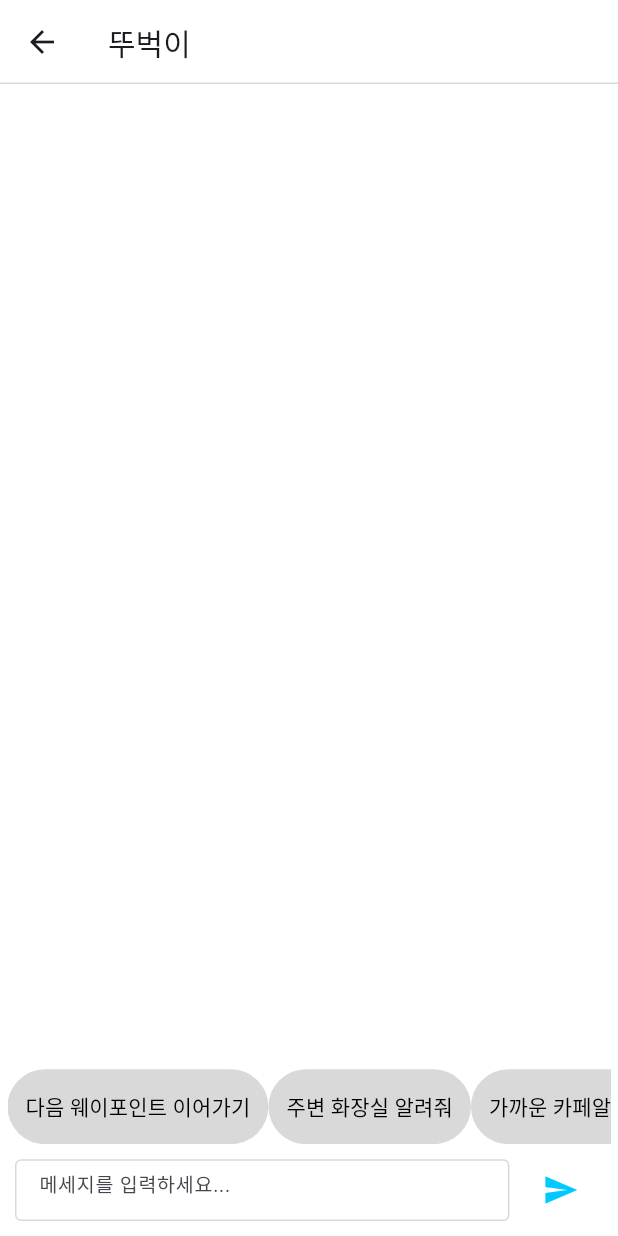
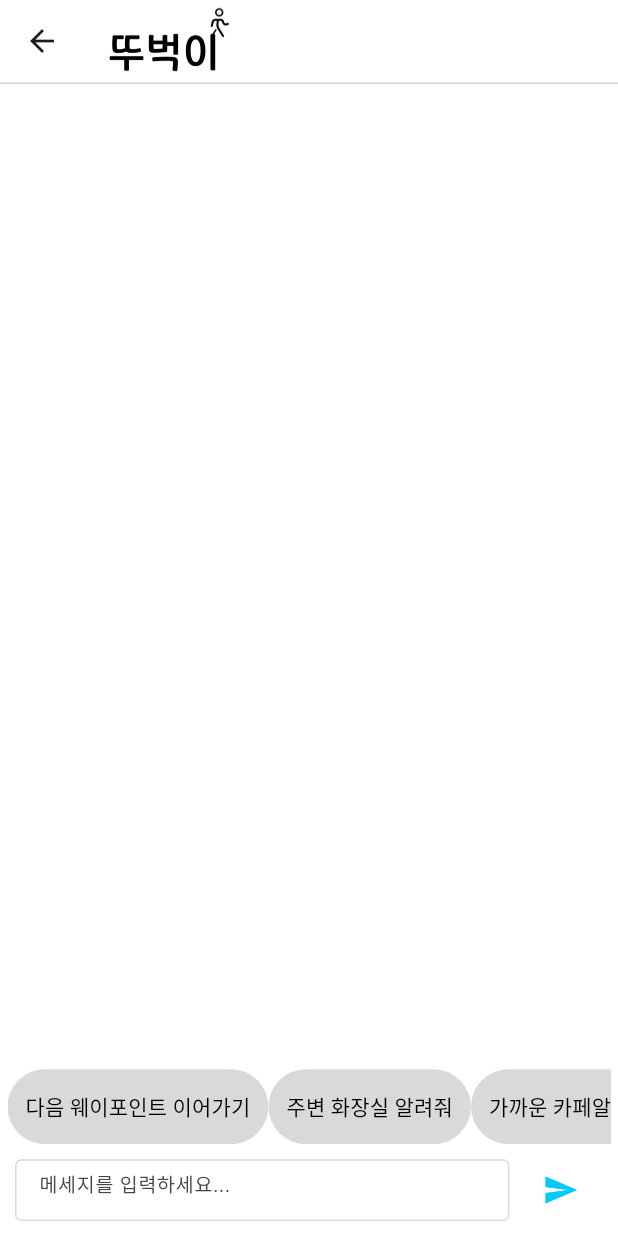
Before and after one commit to mine0697782/ddoobugi, a Flutter app: the Chat screen opened directly, on a phone screen of 412 x 824 dp. Run offline on Flutter 3.47's test engine with Material 3 defaults, Android fonts, the phone set to English and light mode, and no system bars; our stand-ins replace google_maps_flutter, permission_handler; Roboto replaces fonts that are missing (Hanbit).

Commit message:
appBar 반영

```diff
--- a/frontend/lib/main.dart
+++ b/frontend/lib/main.dart
@@ -1,11 +1,5 @@
 import 'package:flutter/material.dart';
-import 'package:frontend/screen/Map.dart';
 import 'package:frontend/screen/Start.dart';
-import 'package:frontend/screen/StorageView.dart';
-
-import 'screen/login.dart';
-import 'screen/chat.dart';
-import 'screen/Map.dart';
 
 void main() {
   runApp(const Main());
--- a/frontend/lib/screen/Map.dart
+++ b/frontend/lib/screen/Map.dart
@@ -47,7 +47,6 @@ class _MapScreenState extends State<MapScreen> {
         },
         child: Scaffold(
           appBar: const CustomAppBar(),
-          backgroundColor: Colors.white,
           body: Stack(
             children: [
               GoogleMap(
--- a/frontend/lib/screen/RootView.dart
+++ b/frontend/lib/screen/RootView.dart
@@ -13,7 +13,6 @@ class _RootviewScreenState extends State<RootviewScreen> {
   Widget build(BuildContext context) {
     return Scaffold(
       appBar: const CustomAppBar(),
-      backgroundColor: Colors.white,
       body: Padding(
         padding: const EdgeInsets.all(8.0),
         child: Column(
--- a/frontend/lib/screen/chat.dart
+++ b/frontend/lib/screen/chat.dart
@@ -1,4 +1,5 @@
 import 'package:flutter/material.dart';
+import 'package:frontend/components/app_theme.dart';
 
 class Chat extends StatefulWidget {
   const Chat({super.key});
@@ -31,20 +32,7 @@ class _ChatState extends State<Chat> {
     return GestureDetector(
       onTap: () => FocusManager.instance.primaryFocus?.unfocus(),
       child: Scaffold(
-        appBar: AppBar(
-            backgroundColor: Colors.white,
-            shape: const Border(
-                bottom: BorderSide(
-              color: Color(0xFFD9D9D9),
-              width: 1,
-            )),
-            title: const Text(
-              "뚜벅이",
-              style: TextStyle(
-                fontFamily: "Hanbit",
-                fontSize: 20,
-              ),
-            )),
+        appBar: const CustomAppBar(),
         resizeToAvoidBottomInset: true,
         body: Scaffold(
           resizeToAvoidBottomInset: true,
```
Also changed, not shown: frontend/lib/screen/StorageView.dart (+27 -28 lines).
